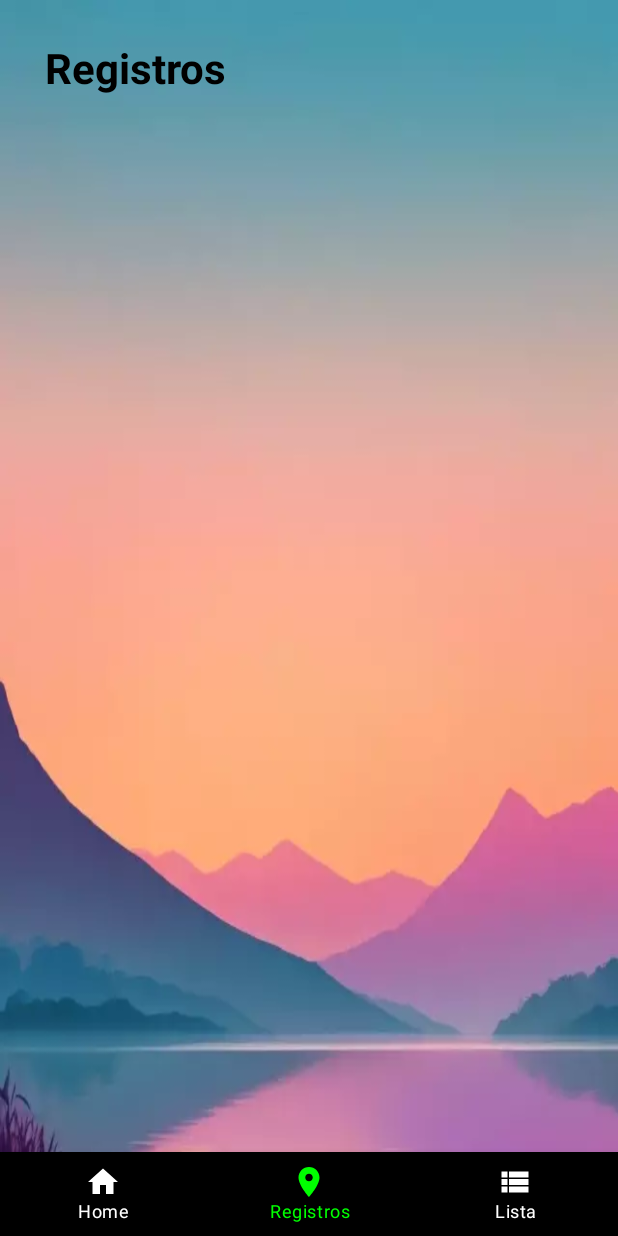
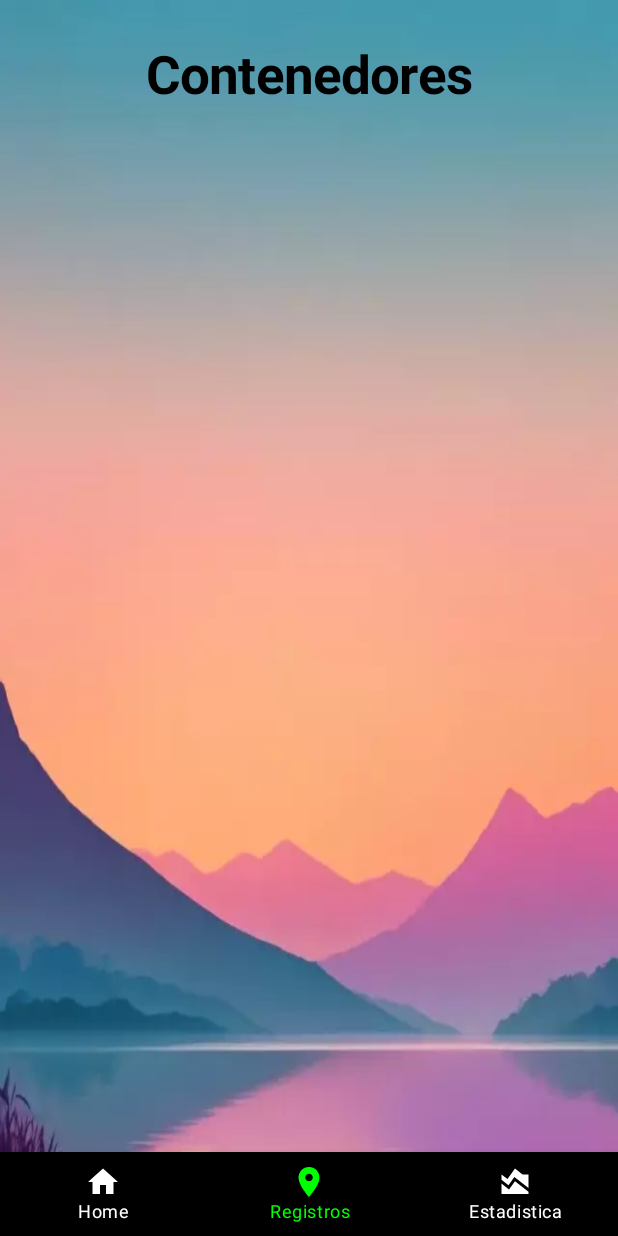
Before and after one commit to JChile/EcoIOT, an Android app built with Jetpack Compose: the screen it shows after launch (MainActivity), item 2 of the bottom bar chosen, on a phone screen of 412 x 824 dp. Run offline under Robolectric (Android 15) with nearby library versions, the phone set to English and light mode, and no system bars; our stand-ins replace Dagger/Hilt's generated code, accompanist, paging.

Commit message:
create imp 6

```diff
--- a/app/src/main/java/com/example/myapplication/MainActivity.kt
+++ b/app/src/main/java/com/example/myapplication/MainActivity.kt
@@ -7,6 +7,7 @@ import androidx.hilt.navigation.compose.hiltViewModel
 import com.example.myapplication.container.ContainerViewData
 import com.example.myapplication.container.CreateApiData
 import com.example.myapplication.container.CreateViewData
+import com.example.myapplication.container.MapViewModel
 import com.example.myapplication.paging.PagingViewData
 import com.example.myapplication.screens.MainScreen
 import dagger.hilt.android.AndroidEntryPoint
@@ -19,9 +20,11 @@ class MainActivity : ComponentActivity() {
             val viewModelPaging = hiltViewModel<PagingViewData>()
             val viewModelContainer = hiltViewModel<ContainerViewData>()
             val viewModelCreate = hiltViewModel<CreateViewData>()
+            val viewModelMap = hiltViewModel<MapViewModel>()
 
 
-            MainScreen(viewModelPaging, viewModelContainer, viewModelCreate)
+
+            MainScreen(viewModelPaging, viewModelContainer, viewModelCreate, viewModelMap)
         }
     }
 }
--- a/app/src/main/java/com/example/myapplication/composables/NavBar.kt
+++ b/app/src/main/java/com/example/myapplication/composables/NavBar.kt
@@ -51,12 +51,24 @@ fun NavBar(
                         || (isDetailScreen && screen == Routes.Register)
                         || (isCreateScreen && screen == Routes.Home),
                 onClick = {
-                    navController.navigate(screen.route) {
-                        popUpTo(navController.graph.findStartDestination().id) {
-                            saveState = true
+                    if (screen.route != Routes.Home.route) {
+                        navController.navigate(screen.route) {
+                            popUpTo(navController.graph.findStartDestination().id) {
+                                saveState = true
+                            }
+                            launchSingleTop = true
                         }
-                        launchSingleTop = true
+                    } else if (currentRoute != Routes.Home.route) {
+                        // Si intentas navegar a la pantalla de inicio desde una pantalla diferente,
+                        // pop solo una pantalla superior.
+                        navController.navigate(screen.route) {
+                            popUpTo(navController.graph.findStartDestination().id - 1) {
+                                saveState = true
+                            }
+                            launchSingleTop = true
+                        }
                     }
+
                 }
             )
         }
--- a/app/src/main/java/com/example/myapplication/container/ContainerViewData.kt
+++ b/app/src/main/java/com/example/myapplication/container/ContainerViewData.kt
@@ -34,7 +34,7 @@ class ContainerViewData @Inject constructor(
                 } catch (e: Exception) {
                     // Maneja las excepciones según tus necesidades
                 }
-                delay(500) // Espera 100 segundos antes de la próxima verificación
+                delay(250) // Espera 100 segundos antes de la próxima verificación
             }
         }
     }
--- /dev/null
+++ b/app/src/main/java/com/example/myapplication/container/MapViewModel.kt
@@ -0,0 +1,12 @@
+package com.example.myapplication.container
+
+import androidx.lifecycle.ViewModel
+import com.google.android.gms.maps.model.CameraPosition
+import com.google.android.gms.maps.model.LatLng
+
+class MapViewModel : ViewModel() {
+    var cameraPosition = CameraPosition.Builder()
+        .target(LatLng(-16.3988900, -71.5350000)) // Establece la posición inicial aquí
+        .zoom(15f)
+        .build()
+}
--- a/app/src/main/java/com/example/myapplication/navigation/Routes.kt
+++ b/app/src/main/java/com/example/myapplication/navigation/Routes.kt
@@ -9,7 +9,7 @@ sealed class Routes (
     ) {
     object Home: Routes(route = "home", title = "Home", icon = R.drawable.baseline_home)
     object Register: Routes("register", title = "Registros", icon = R.drawable.baseline_location)
-    object List: Routes("list", title = "Lista", icon = R.drawable.baseline_view)
+    object List: Routes("list", title = "Estadistica", icon = R.drawable.baseline_chart)
 
     object Detail: Routes("detail/{deviceId}", title = "Detalle")
     object Create: Routes("create/{latitud}/{longitud}", title = "Crear")
--- a/app/src/main/java/com/example/myapplication/screens/HomeScreen.kt
+++ b/app/src/main/java/com/example/myapplication/screens/HomeScreen.kt
@@ -3,14 +3,26 @@ package com.example.myapplication.screens
 import android.app.AlertDialog
 import android.content.Context
 import android.util.Log
+import android.widget.EditText
+import android.widget.Toast
+import androidx.compose.foundation.layout.Arrangement
 import androidx.compose.foundation.layout.Box
+import androidx.compose.foundation.layout.Column
+import androidx.compose.foundation.layout.Spacer
 import androidx.compose.foundation.layout.fillMaxSize
+import androidx.compose.foundation.layout.height
+import androidx.compose.foundation.layout.padding
+import androidx.compose.foundation.text.BasicTextField
+import androidx.compose.foundation.text.KeyboardActions
+import androidx.compose.foundation.text.KeyboardOptions
 import androidx.compose.material.FloatingActionButton
 import androidx.compose.material.Icon
+import androidx.compose.material.Text
 import androidx.compose.material.icons.Icons
 import androidx.compose.material.icons.filled.Add
 import androidx.compose.runtime.Composable
 import androidx.compose.runtime.LaunchedEffect
+import androidx.compose.runtime.collectAsState
 import androidx.compose.runtime.getValue
 import androidx.compose.runtime.mutableStateOf
 import androidx.compose.runtime.remember
@@ -18,11 +30,20 @@ import androidx.compose.runtime.rememberUpdatedState
 import androidx.compose.runtime.setValue
 import androidx.compose.ui.Alignment
 import androidx.compose.ui.Modifier
+import androidx.compose.ui.graphics.Color
 import androidx.compose.ui.platform.LocalContext
+import androidx.compose.ui.semantics.SemanticsProperties.ImeAction
+import androidx.compose.ui.text.font.FontWeight
+import androidx.compose.ui.unit.dp
+import androidx.compose.ui.unit.sp
 import androidx.navigation.NavHostController
+import androidx.paging.compose.collectAsLazyPagingItems
 import com.example.myapplication.container.CreateViewData
+import com.example.myapplication.navigation.Routes
+import com.example.myapplication.navigation.Routes.Home.title
 import com.google.android.gms.maps.model.CameraPosition
 import com.google.android.gms.maps.model.LatLng
+import com.google.android.gms.maps.model.Marker
 import com.google.maps.android.compose.GoogleMap
 import com.google.maps.android.compose.Marker
 import com.google.maps.android.compose.MarkerState
@@ -33,7 +54,44 @@ fun HomeScreen(navController: NavHostController, viewModel3: CreateViewData) {
     Box(
         modifier = Modifier.fillMaxSize()
     ){
-        MyMaps(navController, viewModel3)
+
+        Column(
+            verticalArrangement = Arrangement.Top,
+            horizontalAlignment = Alignment.CenterHorizontally,
+            modifier = Modifier
+                .fillMaxSize()
+        ) {
+            Spacer(modifier = Modifier.height(height = 30.dp))
+            Text(
+                text = "EcoCuboX",
+                fontSize = 35.sp,
+                color = Color.White,
+                fontWeight = FontWeight.Bold,
+            )
+            Spacer(modifier = Modifier.height(height = 10.dp))
+
+            MyMaps(navController, viewModel3)
+
+        }
+
+        Box(
+            modifier = Modifier.fillMaxSize().padding(bottom = 70.dp),
+            contentAlignment = Alignment.BottomCenter
+        ) {
+            FloatingActionButton(
+                backgroundColor = Color.Black,
+                onClick = {
+                val route1 = "create/0.0/0.0" // Asegúrate de tener el ID correcto aquí
+                navController.navigate(route1)
+
+            }) {
+                Icon(
+                    imageVector = Icons.Default.Add,
+                    contentDescription = "Crear contenedor",
+                    tint = Color.White)
+            }
+        }
+
     }
 }
 
@@ -43,13 +101,14 @@ fun MyMaps(navController: NavHostController, viewModel3: CreateViewData) {
 
     val context = LocalContext.current // Agrega esta línea para obtener el contexto
     val initialCameraPosition = LatLng(-16.3988900,  -71.5350000)
+    val defaultCameraPostion = CameraPosition.fromLatLngZoom(initialCameraPosition, 12.0f)
     val cameraPositionState = rememberCameraPositionState {
-        position = CameraPosition.fromLatLngZoom(initialCameraPosition, 15f)
+        position = defaultCameraPostion
     }
 
     val mapData by rememberUpdatedState(viewModel3.containerDataList)
     viewModel3.getDataFromApi()
-    var lastLongClickPosition by remember { mutableStateOf(initialCameraPosition) }
+    var lastLongClickPosition by remember { mutableStateOf(LatLng(0.0, 0.0)) }
 
     var title by remember { mutableStateOf("") }
     var description by remember { mutableStateOf("") }
@@ -58,7 +117,7 @@ fun MyMaps(navController: NavHostController, viewModel3: CreateViewData) {
         viewModel3.getDataFromApi()
     }
     GoogleMap(
-        modifier = Modifier.fillMaxSize(),
+        modifier = Modifier.fillMaxSize().padding(bottom = 50.dp),
         cameraPositionState = cameraPositionState,
         onMapLongClick = { latLng ->
             lastLongClickPosition = latLng
@@ -81,15 +140,5 @@ fun MyMaps(navController: NavHostController, viewModel3: CreateViewData) {
 
 
     }
-    Box(
-        modifier = Modifier.fillMaxSize(),
-        contentAlignment = Alignment.TopEnd
-    ) {
-        FloatingActionButton(onClick = {
-            val route1 = "create/0.0/0.0" // Asegúrate de tener el ID correcto aquí
-            navController.navigate(route1)
-        }) {
-            Icon(imageVector = Icons.Default.Add, contentDescription = "Crear contenedor")
-        }
-    }
+
 }
--- a/app/src/main/java/com/example/myapplication/screens/MainScreen.kt
+++ b/app/src/main/java/com/example/myapplication/screens/MainScreen.kt
@@ -20,13 +20,14 @@ import com.example.myapplication.R
 import com.example.myapplication.composables.NavBar
 import com.example.myapplication.container.ContainerViewData
 import com.example.myapplication.container.CreateViewData
+import com.example.myapplication.container.MapViewModel
 import com.example.myapplication.navigation.Routes
 import com.example.myapplication.navigation.Routes.*
 import com.example.myapplication.paging.PagingViewData
 
 @SuppressLint("UnusedMaterial3ScaffoldPaddingParameter", "UnusedMaterialScaffoldPaddingParameter")
 @Composable
-fun MainScreen(viewModel: PagingViewData, viewModel2: ContainerViewData, viewModel3: CreateViewData) {
+fun MainScreen(viewModel: PagingViewData, viewModel2: ContainerViewData, viewModel3: CreateViewData,  mapView: MapViewModel) {
     val navController = rememberNavController()
     val navigationsItems = listOf(
         Home,
@@ -45,7 +46,7 @@ fun MainScreen(viewModel: PagingViewData, viewModel2: ContainerViewData, viewMod
                 contentScale = ContentScale.FillBounds,
                 modifier = Modifier.fillMaxSize()
             )
-            NavigationHost(navController, viewModel, viewModel2, viewModel3)
+            NavigationHost(navController, viewModel, viewModel2, viewModel3,  mapView)
 
         }
     }
@@ -53,7 +54,7 @@ fun MainScreen(viewModel: PagingViewData, viewModel2: ContainerViewData, viewMod
 
 
 @Composable
-fun NavigationHost(navController: NavHostController, viewModel: PagingViewData, viewModel2: ContainerViewData, viewModel3: CreateViewData){
+fun NavigationHost(navController: NavHostController, viewModel: PagingViewData, viewModel2: ContainerViewData, viewModel3: CreateViewData, mapView: MapViewModel){
 
     NavHost(
         navController = navController,
--- a/app/src/main/java/com/example/myapplication/screens/RegisterScreen.kt
+++ b/app/src/main/java/com/example/myapplication/screens/RegisterScreen.kt
@@ -45,7 +45,9 @@ fun RegisterScreen(
 ) {
 
     Box(){
-        Column( verticalArrangement = Arrangement.Top,
+        Column(
+            verticalArrangement = Arrangement.Top,
+            horizontalAlignment = Alignment.CenterHorizontally,
             modifier = Modifier
                 .fillMaxSize()
                 .padding(horizontal = 30.dp),
@@ -53,8 +55,8 @@ fun RegisterScreen(
             Spacer(modifier = Modifier.height(height = 30.dp))
 
             Text(
-                text = "Registros",
-                fontSize = 28.sp,
+                text = "Contenedores",
+                fontSize = 35.sp,
                 color = Color.Black,
                 fontWeight = FontWeight.Bold,
             )
--- /dev/null
+++ b/app/src/main/res/drawable/baseline_chart.xml
@@ -0,0 +1,5 @@
+<vector android:height="24dp" android:tint="#000000"
+    android:viewportHeight="24" android:viewportWidth="24"
+    android:width="24dp" xmlns:android="http://schemas.android.com/apk/res/android">
+    <path android:fillColor="@android:color/white" android:pathData="M3,13v7h18v-1.5l-9,-7L8,17L3,13zM3,7l4,3l5,-7l5,4h4v8.97l-9.4,-7.31l-3.98,5.48L3,10.44V7z"/>
+</vector>
```
